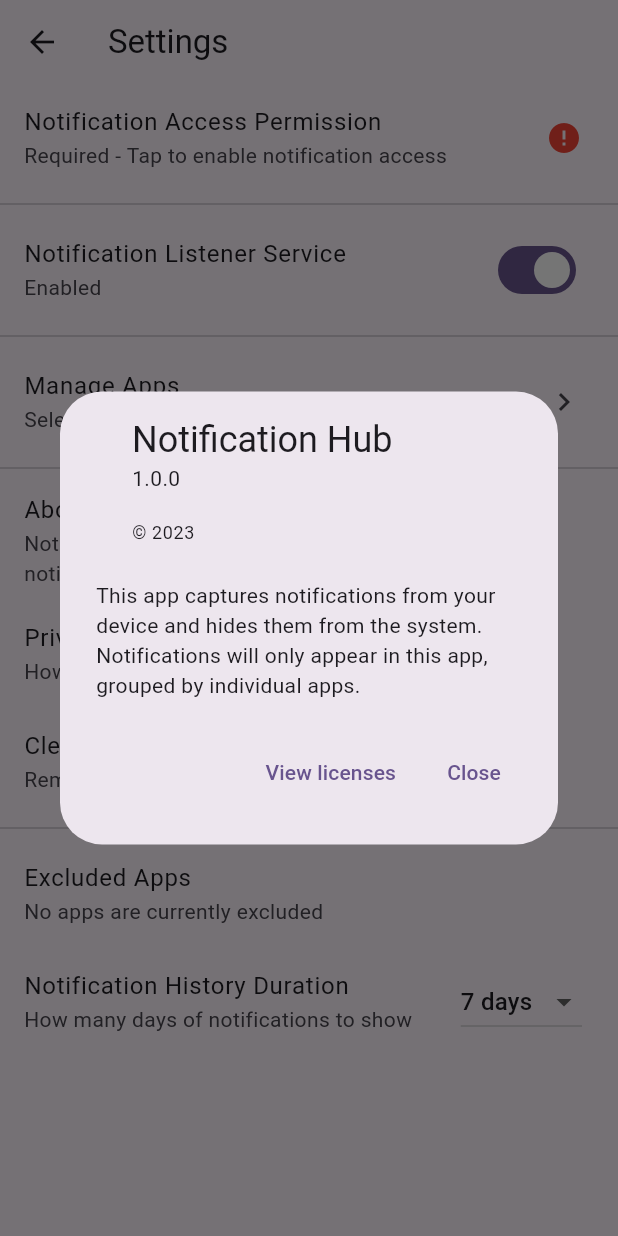
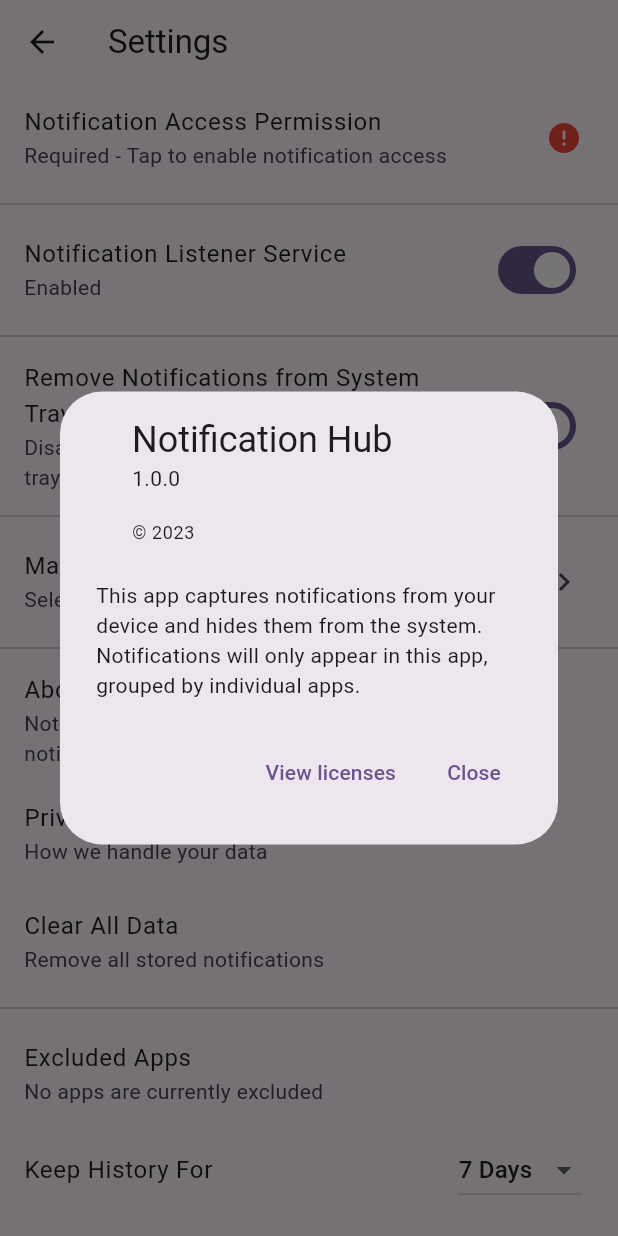
Before and after one commit to s7dhansh/notification_hub, a Flutter app: the SettingsScreen screen opened by its route, after a tap on "About", on a phone screen of 412 x 824 dp. Run offline on Flutter 3.47's test engine with Material 3 defaults, Android fonts, the phone set to English and light mode, and no system bars; our stand-ins replace drift, flutter_local_notifications, permission_handler, shared_preferences; missing offline and left inert: installed_apps, notification_listener_service; accounts and stored records are empty; generated files the repository leaves out were written again; statements that could not run were skipped.

Commit message:
feat: new setting to optionally remove notifications from system tray

```diff
--- a/lib/screens/settings_screen.dart
+++ b/lib/screens/settings_screen.dart
@@ -14,6 +14,7 @@ import 'package:flutter/material.dart'
         FutureBuilder,
         Icon,
         Icons,
+        State,
         ListTile,
         ListView,
         Navigator,
@@ -22,7 +23,7 @@ import 'package:flutter/material.dart'
         SingleChildScrollView,
         SizedBox,
         SnackBar,
-        StatelessWidget,
+        StatefulWidget,
         Switch,
         Text,
         TextButton,
@@ -31,7 +32,8 @@ import 'package:flutter/material.dart'
         showAboutDialog,
         showDialog,
         DropdownButton,
-        DropdownMenuItem;
+        DropdownMenuItem,
+        SwitchListTile;
 import 'package:provider/provider.dart' show Consumer;
 import 'package:notification_listener_service/notification_listener_service.dart'
     show NotificationListenerService;
@@ -40,8 +42,36 @@ import 'package:shared_preferences/shared_preferences.dart';
 import '../providers/notification_provider.dart' show NotificationProvider;
 import '../services/notification_service.dart' show NotificationService;
 
-class SettingsScreen extends StatelessWidget {
+class SettingsScreen extends StatefulWidget {
   const SettingsScreen({super.key});
+
+  @override
+  SettingsScreenState createState() => SettingsScreenState();
+}
+
+class SettingsScreenState extends State<SettingsScreen> {
+  bool _removeSystemTrayNotification = true; // Default to no removal
+  static const _removeSystemTrayKey = 'removeSystemTrayNotification';
+
+  @override
+  void initState() {
+    super.initState();
+    _loadSetting();
+  }
+
+  Future<void> _loadSetting() async {
+    final prefs = await SharedPreferences.getInstance();
+    setState(() {
+      _removeSystemTrayNotification =
+          prefs.getBool(_removeSystemTrayKey) ?? true; // Default to false
+    });
+  }
+
+  Future<void> _saveSetting(bool value) async {
+    final prefs = await SharedPreferences.getInstance();
+    await prefs.setBool(_removeSystemTrayKey, value);
+    // We will inform the native side later
+  }
 
   Future<void> _saveHistoryDays(int days) async {
     final prefs = await SharedPreferences.getInstance();
@@ -142,6 +172,23 @@ class SettingsScreen extends StatelessWidget {
                     }
                   },
                 ),
+              ),
+              const Divider(),
+
+              // System Tray Removal Toggle
+              SwitchListTile(
+                title: const Text('Remove Notifications from System Tray'),
+                subtitle: const Text(
+                  'Disable to keep notifications in the system tray after they are captured.',
+                ),
+                value: _removeSystemTrayNotification,
+                onChanged: (value) async {
+                  setState(() {
+                    _removeSystemTrayNotification = value;
+                  });
+                  await _saveSetting(value);
+                  // TODO: Inform native side about the change
+                },
               ),
               const Divider(),
 
@@ -289,27 +336,27 @@ class SettingsScreen extends StatelessWidget {
               FutureBuilder<int>(
                 future: _loadHistoryDays(),
                 builder: (context, snapshot) {
-                  final value = snapshot.data ?? 7;
+                  int currentDays =
+                      snapshot.data ?? 7; // Default to 7 if no data
                   return ListTile(
-                    title: const Text('Notification History Duration'),
-                    subtitle: const Text(
-                      'How many days of notifications to show',
-                    ),
+                    // Wrap in ListTile for consistent padding/style
+                    title: const Text('Keep History For'),
                     trailing: DropdownButton<int>(
-                      value: value,
-                      items:
-                          [1, 3, 7, 14, 30]
-                              .map(
-                                (d) => DropdownMenuItem(
-                                  value: d,
-                                  child: Text('$d days'),
-                                ),
-                              )
-                              .toList(),
-                      onChanged: (val) async {
-                        if (val != null) {
-                          await _saveHistoryDays(val);
-                          // HomeScreen will reload on next build
+                      value: currentDays,
+                      items: const [
+                        DropdownMenuItem(value: 1, child: Text('1 Day')),
+                        DropdownMenuItem(value: 3, child: Text('3 Days')),
+                        DropdownMenuItem(value: 7, child: Text('7 Days')),
+                        DropdownMenuItem(value: 14, child: Text('14 Days')),
+                        DropdownMenuItem(value: 30, child: Text('30 Days')),
+                        DropdownMenuItem(value: 0, child: Text('Forever')),
+                      ],
+                      onChanged: (int? newValue) async {
+                        if (newValue != null) {
+                          await _saveHistoryDays(newValue);
+                          // Optionally notify provider to reload history with new setting
+                          provider
+                              .loadHistory(); // Assuming loadHistory handles the setting
                         }
                       },
                     ),
```
